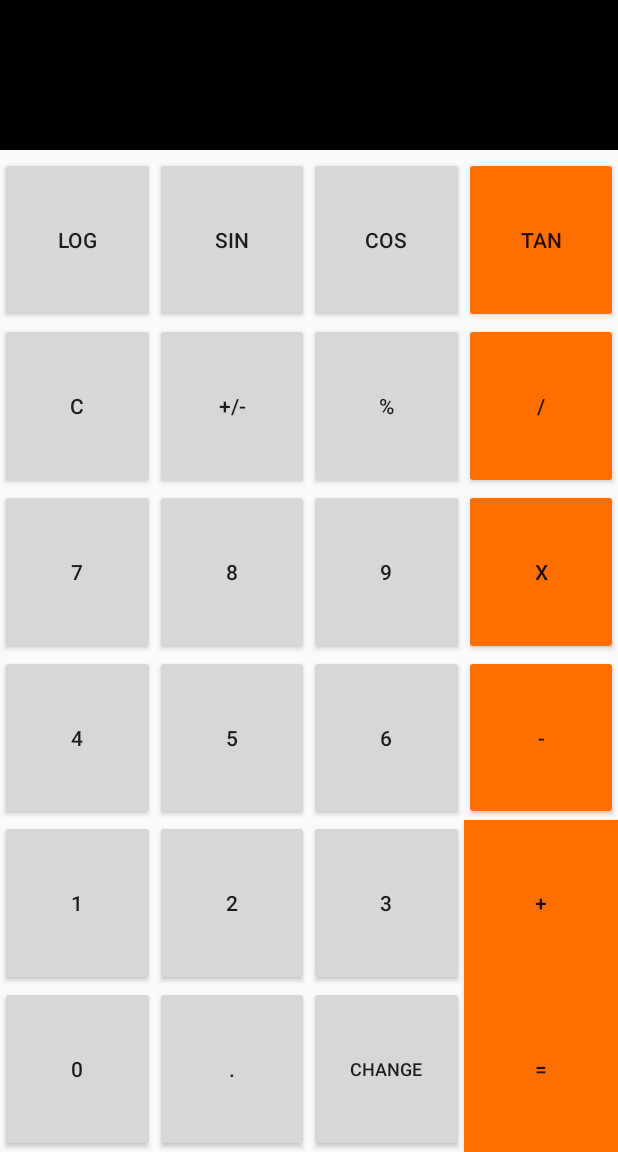
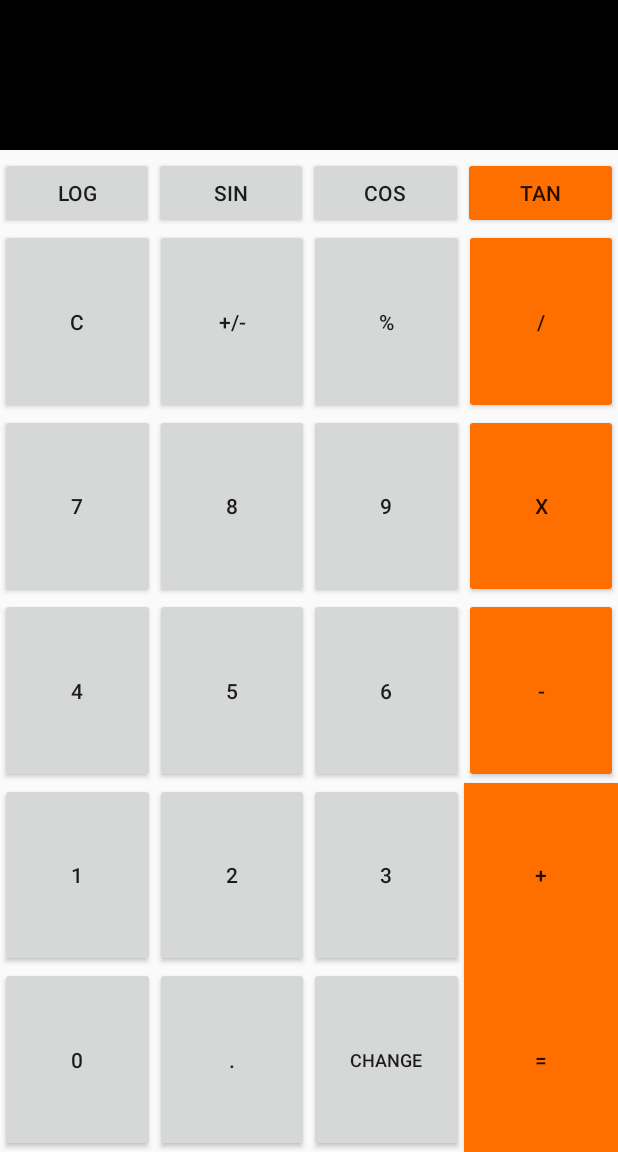
Before and after one commit to katerinavp/3.2.2.AndroidPetukhova_FrameLayout, an Android app: the screen it shows after launch (MainActivity), on a phone screen of 412 x 824 dp, the part 84-1236 px from its top. Run offline under Robolectric (Android 15) with nearby library versions, the phone set to English and light mode, and no system bars.

Commit message:
Adding LinearLayout for engineering buttons. The method setOnClickChange was changed.

```diff
--- a/app/src/main/java/com/example/a322androispetukhova_framelayout/MainActivity.java
+++ b/app/src/main/java/com/example/a322androispetukhova_framelayout/MainActivity.java
@@ -5,6 +5,7 @@ import androidx.appcompat.app.AppCompatActivity;
 import android.os.Bundle;
 import android.view.View;
 import android.widget.Button;
+import android.widget.LinearLayout;
 import android.widget.TextView;
 
 public class MainActivity<engineerCalculator, usualCalculator> extends AppCompatActivity {
@@ -47,7 +48,7 @@ public class MainActivity<engineerCalculator, usualCalculator> extends AppCompat
         btnPositiveNegative = findViewById(R.id.btnPositiveNegative);
         btnPer = findViewById(R.id.btnPer);
         btnChangeToUsual = findViewById(R.id.btnChangeToUsual);
-        btnChangeToEngineer = findViewById(R.id.btnChangeToEngineer);
+
         btnDelete = findViewById(R.id.btnDelete);
 
         setOnClickButton();
@@ -183,33 +184,20 @@ public class MainActivity<engineerCalculator, usualCalculator> extends AppCompat
 
     private void setOnClickChange() {
 
-        final Button btnLog = findViewById(R.id.btnLog);
-        final Button btnSin = findViewById(R.id.btnSin);
-        final Button btnCos = findViewById(R.id.btnCos);
-        final Button btnTan = findViewById(R.id.btnTan);
+        final LinearLayout row1 = findViewById(R.id.row1);
         btnChangeToUsual.setOnClickListener(new View.OnClickListener() {
             @Override
             public void onClick(View v) {
 
-                btnLog.setVisibility(View.GONE);
-                btnSin.setVisibility(View.GONE);
-                btnCos.setVisibility(View.GONE);
-                btnTan.setVisibility(View.GONE);
-                btnChangeToEngineer.setVisibility(View.VISIBLE);
-                //btnChangeToUsual.setVisibility(View.GONE);
+                if (row1.getVisibility() == row1.VISIBLE){
+                    row1.setVisibility(View.GONE);
+
+                }else{
+                    row1.setVisibility(View.VISIBLE);
+                }
             }
         });
-        btnChangeToEngineer.setOnClickListener(new View.OnClickListener() {
-            @Override
-            public void onClick(View v) {
-                btnLog.setVisibility(View.VISIBLE);
-                btnSin.setVisibility(View.VISIBLE);
-                btnCos.setVisibility(View.VISIBLE);
-                btnTan.setVisibility(View.VISIBLE);
-                btnChangeToEngineer.setVisibility(View.GONE);
-                btnChangeToUsual.setVisibility(View.VISIBLE);
-            }
 
-        });
+
     }
 }
--- a/app/src/main/res/layout/activity_main.xml
+++ b/app/src/main/res/layout/activity_main.xml
@@ -12,7 +12,6 @@
         android:id="@+id/header"
         android:layout_width="match_parent"
         android:layout_height="wrap_content"
-        android:visibility="visible"
         app:layout_constraintTop_toTopOf="parent">
 
         <TextView
@@ -54,51 +53,44 @@
             android:orientation="horizontal"
             app:layout_constraintGuide_begin="105dp" />
 
+        <LinearLayout
+            android:id="@id/row1"
+            android:layout_width="0dp"
+            android:layout_height="wrap_content"
+            app:layout_constraintStart_toStartOf="parent"
+            app:layout_constraintEnd_toEndOf="parent"
+            app:layout_constraintTop_toBottomOf="@+id/guideline">
+
             <Button
                 android:id="@+id/btnLog"
                 android:layout_width="0dp"
-            android:layout_height="0dp"
-            android:text="Log"
-            android:visibility="visible"
-            app:layout_constraintBottom_toTopOf="@+id/btnDelete"
-            app:layout_constraintEnd_toStartOf="@+id/btnSin"
-            app:layout_constraintHorizontal_chainStyle="spread"
-            app:layout_constraintStart_toStartOf="parent"
-            app:layout_constraintTop_toBottomOf="@+id/guideline" />
+                android:layout_height="wrap_content"
+                android:layout_weight="1"
+                android:text="Log" />
+
             <Button
                 android:id="@+id/btnSin"
                 android:layout_width="0dp"
-            android:layout_height="0dp"
-            android:text="SIN"
-            android:visibility="visible"
-            app:layout_constraintBottom_toTopOf="@+id/btnPer"
-            app:layout_constraintEnd_toStartOf="@+id/btnCos"
-            app:layout_constraintHorizontal_chainStyle="spread"
-            app:layout_constraintStart_toEndOf="@+id/btnLog"
-            app:layout_constraintTop_toBottomOf="@+id/guideline" />
+                android:layout_height="wrap_content"
+                android:layout_weight="1"
+                android:text="SIN" />
+
             <Button
                 android:id="@+id/btnCos"
                 android:layout_width="0dp"
-            android:layout_height="0dp"
-            android:text="COS"
-            android:visibility="visible"
-            app:layout_constraintBottom_toTopOf="@+id/btnPer"
-            app:layout_constraintEnd_toStartOf="@+id/btnTan"
-            app:layout_constraintHorizontal_chainStyle="spread"
-            app:layout_constraintStart_toEndOf="@+id/btnSin"
-            app:layout_constraintTop_toBottomOf="@+id/guideline" />
+                android:layout_height="wrap_content"
+                android:layout_weight="1"
+                android:text="COS" />
+
             <Button
                 android:id="@+id/btnTan"
                 android:layout_width="0dp"
-            android:layout_height="0dp"
+                android:layout_height="match_parent"
+                android:layout_weight="1"
                 android:backgroundTint="#FF6F00"
-            android:text="TAN"
-            android:visibility="visible"
-            app:layout_constraintBottom_toTopOf="@+id/btnDivide"
-            app:layout_constraintEnd_toEndOf="parent"
-            app:layout_constraintHorizontal_chainStyle="spread"
-            app:layout_constraintStart_toEndOf="@+id/btnCos"
-            app:layout_constraintTop_toBottomOf="@+id/guideline" />
+                android:text="TAN" />
+        </LinearLayout>
+
         <Button
             android:id="@+id/btnDelete"
             android:layout_width="0dp"
@@ -108,7 +100,7 @@
             app:layout_constraintEnd_toStartOf="@+id/btnPositiveNegative"
             app:layout_constraintHorizontal_chainStyle="spread"
             app:layout_constraintStart_toStartOf="parent"
-            app:layout_constraintTop_toBottomOf="@+id/btnLog" />
+            app:layout_constraintTop_toBottomOf="@+id/row1" />
 
         <Button
             android:id="@+id/btnPositiveNegative"
@@ -119,7 +111,7 @@
             app:layout_constraintEnd_toStartOf="@+id/btnPer"
             app:layout_constraintHorizontal_chainStyle="spread"
             app:layout_constraintStart_toEndOf="@+id/btnDelete"
-            app:layout_constraintTop_toBottomOf="@+id/btnSin" />
+            app:layout_constraintTop_toBottomOf="@+id/row1" />
 
         <Button
             android:id="@+id/btnPer"
@@ -130,7 +122,7 @@
             app:layout_constraintEnd_toStartOf="@+id/btnDivide"
             app:layout_constraintHorizontal_chainStyle="spread"
             app:layout_constraintStart_toEndOf="@+id/btnPositiveNegative"
-            app:layout_constraintTop_toBottomOf="@+id/btnCos" />
+            app:layout_constraintTop_toBottomOf="@+id/row1" />
 
         <Button
             android:id="@+id/btnDivide"
@@ -142,7 +134,7 @@
             app:layout_constraintEnd_toEndOf="parent"
             app:layout_constraintHorizontal_chainStyle="spread"
             app:layout_constraintStart_toEndOf="@+id/btnPer"
-            app:layout_constraintTop_toBottomOf="@+id/btnTan" />
+            app:layout_constraintTop_toBottomOf="@+id/row1" />
 
         <Button
             android:id="@+id/btn7"
@@ -318,18 +310,6 @@
             app:layout_constraintStart_toEndOf="@+id/btnPoint"
             app:layout_constraintTop_toBottomOf="@+id/btn3" />
 
-        <Button
-            android:id="@+id/btnChangeToEngineer"
-            android:layout_width="0dp"
-            android:layout_height="0dp"
-            android:text="change"
-            android:textSize="12sp"
-            android:visibility="gone"
-            app:layout_constraintBottom_toBottomOf="parent"
-            app:layout_constraintEnd_toStartOf="@+id/btnEquals"
-            app:layout_constraintStart_toEndOf="@+id/btnPoint"
-            app:layout_constraintTop_toBottomOf="@+id/btn3" />
-
 
     </androidx.constraintlayout.widget.ConstraintLayout>
 
```
Lines whose indentation alone changed are shown as unchanged.
